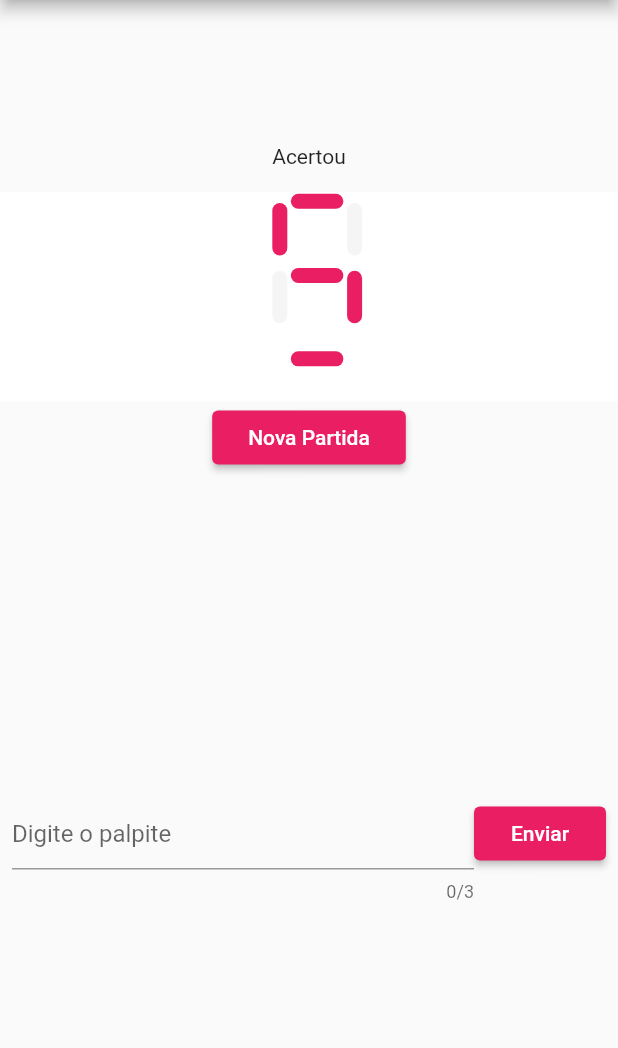
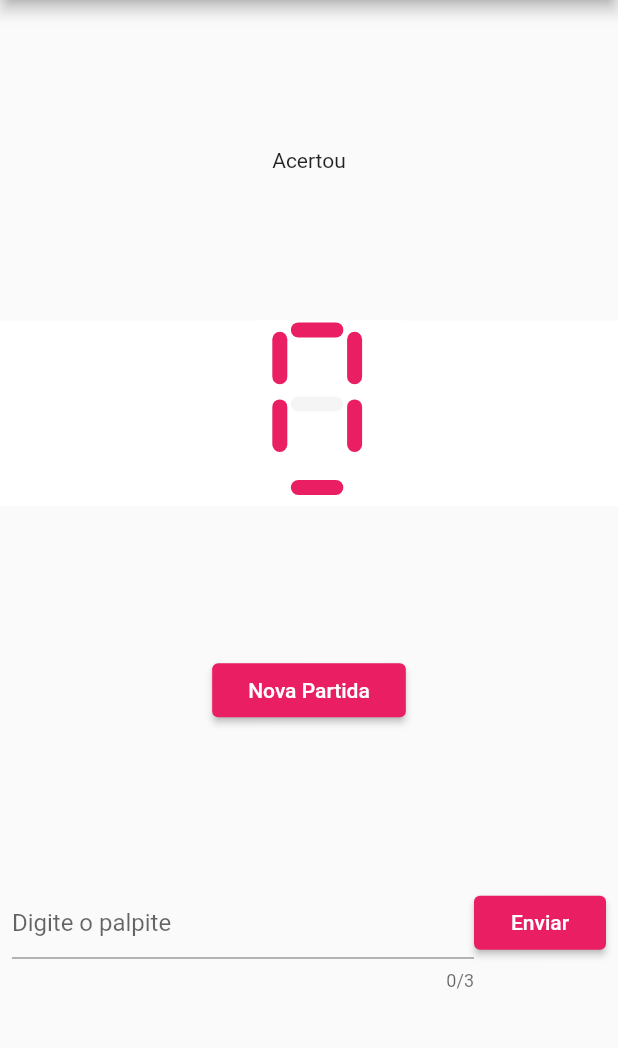
Before and after one commit to PierreVieira/PiPalp, a Flutter app: the screen it shows after launch, on a phone screen of 412 x 824 dp, the part 84-1132 px from its top. Run offline on Flutter 3.47's test engine with Material 2 defaults, Android fonts, the phone set to English and light mode, and no system bars.

Commit message:
[+] front ok

```diff
--- a/lib/components/envio_resposta.dart
+++ b/lib/components/envio_resposta.dart
@@ -1,8 +1,10 @@
 import 'package:flutter/material.dart';
 
-import 'number_editor.dart';
+class EnvioRespostaField extends StatelessWidget {
+  final TextEditingController controlador;
 
-class EnvioRespostaField extends StatelessWidget {
+  const EnvioRespostaField({this.controlador});
+
   @override
   Widget build(BuildContext context) {
     return Container(
@@ -13,7 +15,15 @@ class EnvioRespostaField extends StatelessWidget {
           crossAxisAlignment: CrossAxisAlignment.start,
           children: <Widget>[
             Flexible(
-              child: NumberEditor(),
+              child: TextField(
+                controller: controlador,
+                style: TextStyle(fontSize: 16.0),
+                decoration: InputDecoration(
+                  hintText: 'Digite o palpite',
+                ),
+                keyboardType: TextInputType.number,
+                maxLength: 3,
+              ),
             ),
             RaisedButton(
               onPressed: () {},
--- a/lib/components/number_editor.dart
+++ /dev/null
@@ -1,34 +0,0 @@
-import 'package:flutter/material.dart';
-
-class NumberEditor extends StatelessWidget {
-  final TextEditingController controlador;
-  final String rotulo;
-  final String dica;
-  final IconData icone;
-  final double espacamento;
-  final double tamanhoFonte;
-  final int maxLength;
-
-  NumberEditor(
-      {this.controlador,
-      this.rotulo,
-      this.dica,
-      this.icone,
-      this.espacamento,
-      this.tamanhoFonte,
-      this.maxLength});
-
-  @override
-  Widget build(BuildContext context) {
-    return TextField(
-      controller: controlador,
-      style: TextStyle(fontSize: 16.0),
-      decoration: InputDecoration(
-        icon: icone != null ? Icon(icone) : null,
-        hintText: 'Digite o palpite',
-      ),
-      keyboardType: TextInputType.number,
-      maxLength: 3,
-    );
-  }
-}
--- a/lib/screens/game.dart
+++ b/lib/screens/game.dart
@@ -7,6 +7,8 @@ String _textoStatus = 'Acertou';
 int _dimensionUpgrade = 1;
 final String _titleAppBar = 'PiPalp';
 final String _textoBotaoNovaPartida = 'Nova Partida';
+int numero = 0;
+TextEditingController controladorEnvioResposta;
 
 class JogoAdivinha extends StatefulWidget {
   @override
@@ -53,28 +55,22 @@ class _JogoAdivinhaState extends State<JogoAdivinha> {
         ],
       ),
       body: Column(
+        mainAxisAlignment: MainAxisAlignment.spaceEvenly,
         children: <Widget>[
-          Padding(
-            padding: const EdgeInsets.only(top: 96.0, bottom: 16.0),
-            child: Text(_textoStatus),
-          ),
+          Text(_textoStatus),
           Container(
             color: Colors.white,
-            child: Padding(
-              padding: const EdgeInsets.only(bottom: 16.0),
-              child: Display(
-                numero: 5,
-                dimensao: this._dimensao,
-              ),
+            child: Display(
+              numero: numero,
+              dimensao: this._dimensao,
             ),
           ),
           RaisedButton(
             onPressed: () {},
             child: Text(_textoBotaoNovaPartida),
           ),
-          Padding(
-            padding: const EdgeInsets.only(top: 208.0),
-            child: EnvioRespostaField(),
+          EnvioRespostaField(
+            controlador: controladorEnvioResposta
           ),
         ],
       ),
```
